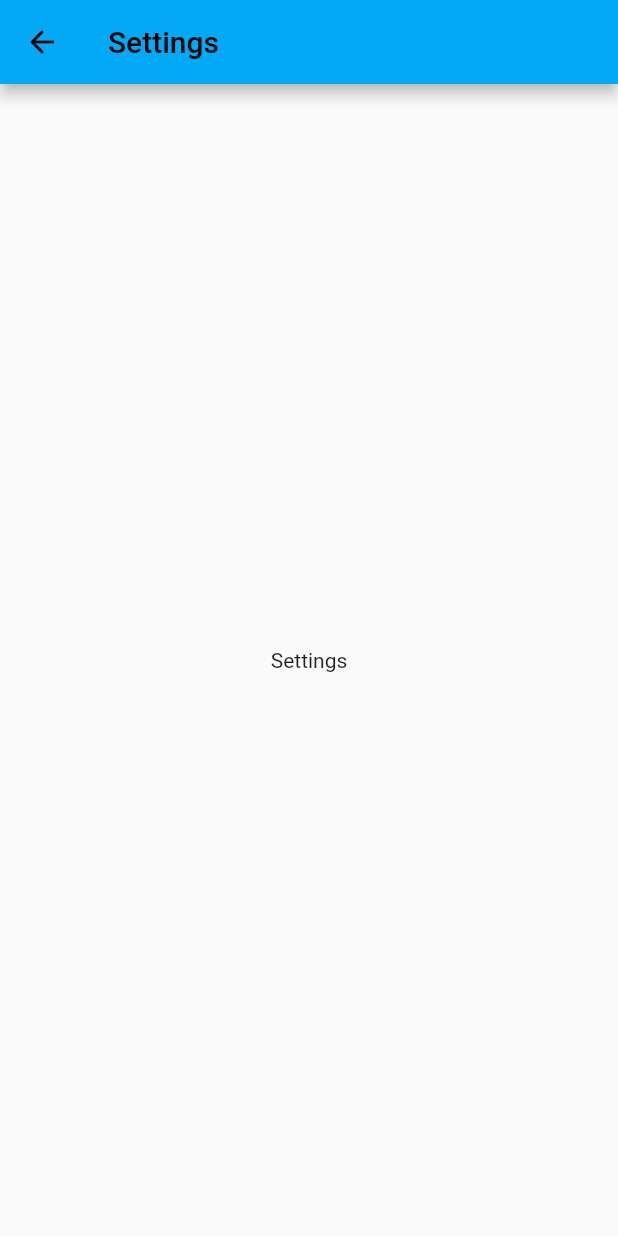
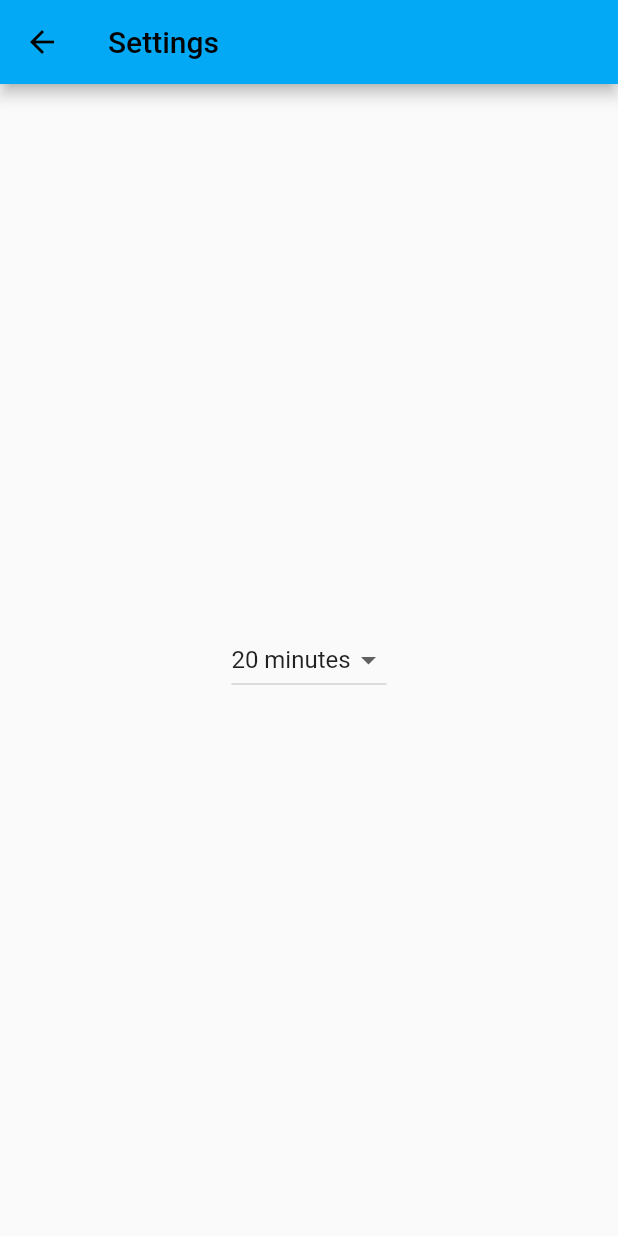
Before and after one commit to politicker/pomodoro, a Flutter app: the screen it shows after launch, after a tap on the "settings" icon, on a phone screen of 412 x 824 dp. Run offline on Flutter 3.47's test engine with Material 2 defaults, Android fonts, the phone set to English and light mode, and no system bars.

Commit message:
implement timer settings

```diff
--- a/lib/app_view.dart
+++ b/lib/app_view.dart
@@ -16,9 +16,7 @@ class App extends StatelessWidget {
         title: const Text("Pomodoro"),
         actions: [
           MaterialButton(
-              onPressed: () {},
-              child: GestureDetector(
-                  onTap: () {
+              onPressed: () {
                 Navigator.push(
                   context,
                   MaterialPageRoute(
@@ -26,7 +24,7 @@ class App extends StatelessWidget {
                   ),
                 );
               },
-                  child: const Icon(Icons.settings)))
+              child: const Icon(Icons.settings))
         ],
       ),
       body: Center(
--- a/lib/models/app_model.dart
+++ b/lib/models/app_model.dart
@@ -27,8 +27,9 @@ class AppModel extends ChangeNotifier {
     _startTimer();
   }
 
-  void setWorkDuration(Duration duration) {
-    workDuration = duration;
+  void setWorkDuration(int duration) {
+    workDuration = Duration(minutes: duration);
+    currentTimerSeconds = workDuration.inSeconds;
     notifyListeners();
   }
 
--- a/lib/settings_view.dart
+++ b/lib/settings_view.dart
@@ -1,4 +1,7 @@
 import 'package:flutter/material.dart';
+import 'package:provider/provider.dart';
+
+import 'models/app_model.dart';
 
 class SettingsView extends StatelessWidget {
   const SettingsView({Key? key}) : super(key: key);
@@ -6,12 +9,27 @@ class SettingsView extends StatelessWidget {
   @override
   Widget build(BuildContext context) {
     return Scaffold(
-      appBar: AppBar(
-        title: const Text('Settings'),
-      ),
-      body: const Center(
-        child: Text('Settings'),
-      ),
-    );
+        appBar: AppBar(
+          title: const Text('Settings'),
+        ),
+        body: Center(child: Consumer<AppModel>(
+          builder: (context, model, child) {
+            return DropdownButton<String>(
+                value: model.workDuration.inMinutes.toString(),
+                items: const [
+                  DropdownMenuItem(value: '20', child: Text('20 minutes')),
+                  DropdownMenuItem(value: '25', child: Text('25 minutes')),
+                  DropdownMenuItem(value: '30', child: Text('30 minutes')),
+                  DropdownMenuItem(value: '35', child: Text('35 minutes')),
+                ],
+                onChanged: (String? value) {
+                  if (value == null) {
+                    return;
+                  }
+
+                  model.setWorkDuration(int.parse(value));
+                });
+          },
+        )));
   }
 }
```
Lines whose indentation alone changed are shown as unchanged.
